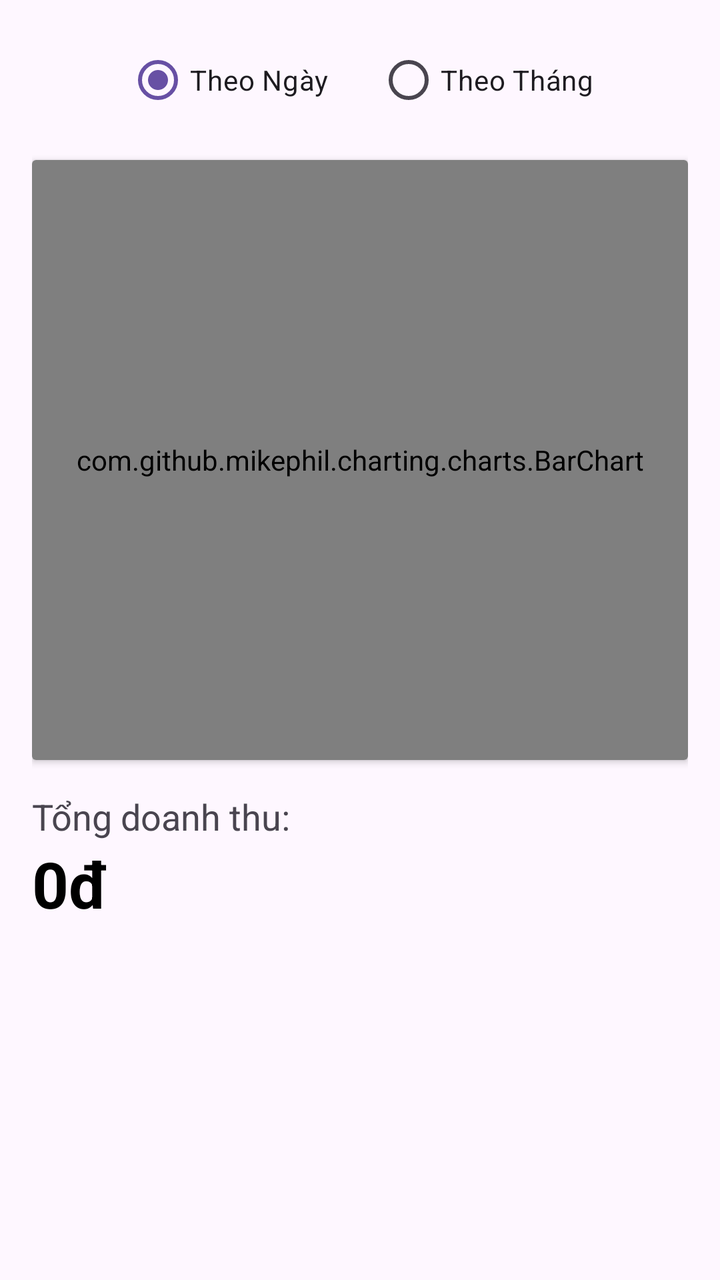
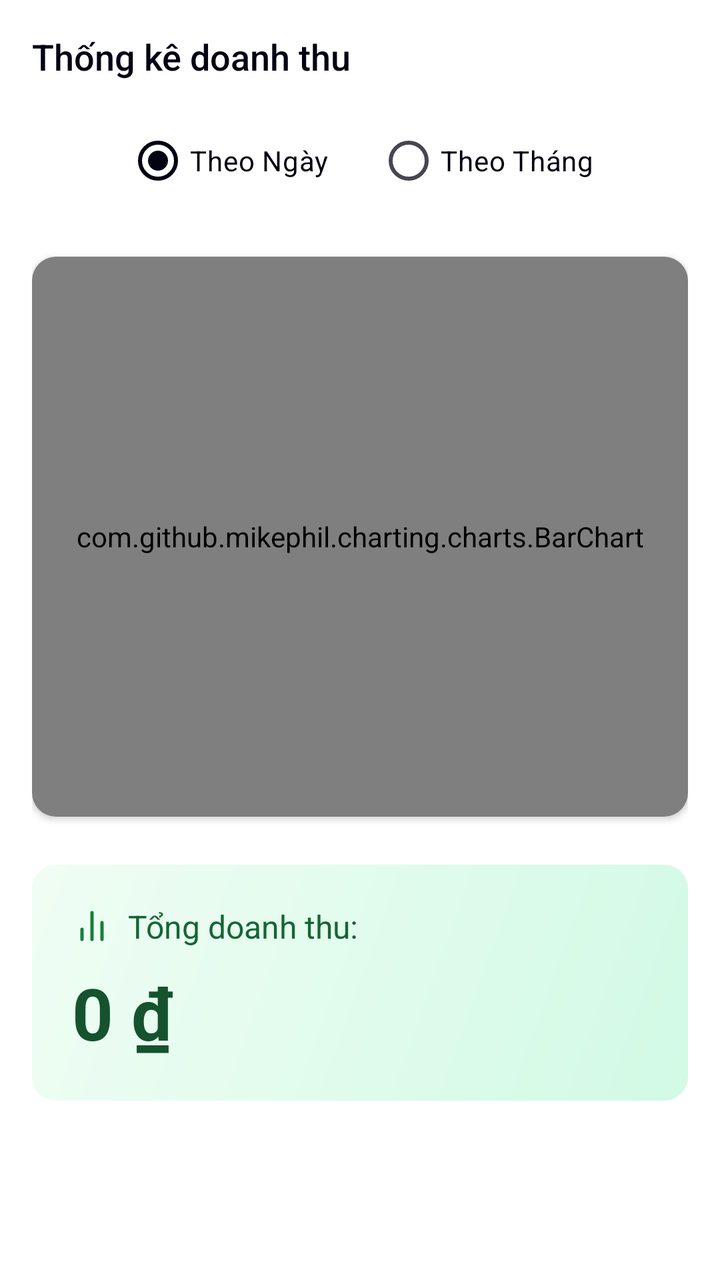

An Android layout rendered at two revisions. The XML below is the earlier revision; the diff shows what the commit changed to produce the second picture.
<!-- AndroidManifest.xml: application theme Theme.Billards -->
<!-- res/layout/fragment_revenue_statistics.xml -->
<?xml version="1.0" encoding="utf-8"?>
<LinearLayout xmlns:android="http://schemas.android.com/apk/res/android"
    android:layout_width="match_parent"
    android:layout_height="match_parent"
    android:orientation="vertical"
    android:padding="16dp">

    <RadioGroup
        android:id="@+id/rgFilter"
        android:layout_width="match_parent"
        android:layout_height="wrap_content"
        android:orientation="horizontal"
        android:gravity="center"
        android:layout_marginBottom="16dp">
        <RadioButton
            android:id="@+id/rbDay"
            android:layout_width="wrap_content"
            android:layout_height="wrap_content"
            android:text="Theo Ngày"
            android:checked="true" />
        <RadioButton
            android:id="@+id/rbMonth"
            android:layout_width="wrap_content"
            android:layout_height="wrap_content"
            android:layout_marginStart="24dp"
            android:text="Theo Tháng" />
    </RadioGroup>

    <androidx.cardview.widget.CardView
        android:layout_width="match_parent"
        android:layout_height="300dp"
        android:layout_marginBottom="16dp"
        android:elevation="4dp">
        
        <com.github.mikephil.charting.charts.BarChart
            android:id="@+id/barChart"
            android:layout_width="match_parent"
            android:layout_height="match_parent"
            android:padding="8dp"/>
            
    </androidx.cardview.widget.CardView>

    <TextView
        android:layout_width="wrap_content"
        android:layout_height="wrap_content"
        android:text="Tổng doanh thu:"
        android:textSize="18sp" />

    <TextView
        android:id="@+id/tvTotalRevenue"
        android:layout_width="wrap_content"
        android:layout_height="wrap_content"
        android:text="0đ"
        android:textColor="@color/black"
        android:textSize="32sp"
        android:textStyle="bold" />

</LinearLayout>
<!-- resources referenced by this layout -->
<resources>
  <color name="black">#FF000000</color>
  <style name="Theme.Billards" parent="Base.Theme.Billards" />
  <style name="Base.Theme.Billards" parent="Theme.Material3.DayNight.NoActionBar">
          
          
      </style>
</resources>

<!-- the commit's change to res/layout/fragment_revenue_statistics.xml (unified diff, before → after) -->
@@ -1,58 +1,97 @@
 <?xml version="1.0" encoding="utf-8"?>
 <LinearLayout xmlns:android="http://schemas.android.com/apk/res/android"
+    xmlns:app="http://schemas.android.com/apk/res-auto"
     android:layout_width="match_parent"
     android:layout_height="match_parent"
     android:orientation="vertical"
     android:padding="16dp">
 
+    <TextView
+        android:layout_width="wrap_content"
+        android:layout_height="wrap_content"
+        android:layout_marginBottom="16dp"
+        android:fontFamily="sans-serif-medium"
+        android:text="Thống kê doanh thu"
+        android:textColor="@color/foreground"
+        android:textSize="18sp" />
+
     <RadioGroup
         android:id="@+id/rgFilter"
         android:layout_width="match_parent"
         android:layout_height="wrap_content"
-        android:orientation="horizontal"
+        android:layout_marginBottom="24dp"
         android:gravity="center"
-        android:layout_marginBottom="16dp">
+        android:orientation="horizontal">
+
         <RadioButton
             android:id="@+id/rbDay"
             android:layout_width="wrap_content"
             android:layout_height="wrap_content"
+            android:checked="true"
             android:text="Theo Ngày"
-            android:checked="true" />
+            android:textColor="@color/foreground" />
+
         <RadioButton
             android:id="@+id/rbMonth"
             android:layout_width="wrap_content"
             android:layout_height="wrap_content"
             android:layout_marginStart="24dp"
-            android:text="Theo Tháng" />
+            android:text="Theo Tháng"
+            android:textColor="@color/foreground" />
     </RadioGroup>
 
     <androidx.cardview.widget.CardView
         android:layout_width="match_parent"
-        android:layout_height="300dp"
-        android:layout_marginBottom="16dp"
-        android:elevation="4dp">
-        
+        android:layout_height="280dp"
+        android:layout_marginBottom="24dp"
+        app:cardCornerRadius="12dp"
+        app:cardElevation="2dp">
+
         <com.github.mikephil.charting.charts.BarChart
             android:id="@+id/barChart"
             android:layout_width="match_parent"
             android:layout_height="match_parent"
-            android:padding="8dp"/>
-            
+            android:padding="12dp" />
+
     </androidx.cardview.widget.CardView>
 
-    <TextView
-        android:layout_width="wrap_content"
+    <LinearLayout
+        android:layout_width="match_parent"
         android:layout_height="wrap_content"
-        android:text="Tổng doanh thu:"
-        android:textSize="18sp" />
+        android:background="@drawable/bg_revenue_total"
+        android:orientation="vertical"
+        android:padding="20dp">
 
-    <TextView
-        android:id="@+id/tvTotalRevenue"
-        android:layout_width="wrap_content"
-        android:layout_height="wrap_content"
-        android:text="0đ"
-        android:textColor="@color/black"
-        android:textSize="32sp"
-        android:textStyle="bold" />
+        <LinearLayout
+            android:layout_width="wrap_content"
+            android:layout_height="wrap_content"
+            android:gravity="center_vertical"
+            android:orientation="horizontal">
+
+            <ImageView
+                android:layout_width="20dp"
+                android:layout_height="20dp"
+                android:src="@drawable/ic_bar_chart"
+                app:tint="#15803D" />
+
+            <TextView
+                android:layout_width="wrap_content"
+                android:layout_height="wrap_content"
+                android:layout_marginStart="8dp"
+                android:text="Tổng doanh thu:"
+                android:textColor="#166534"
+                android:textSize="16sp" />
+        </LinearLayout>
+
+        <TextView
+            android:id="@+id/tvTotalRevenue"
+            android:layout_width="wrap_content"
+            android:layout_height="wrap_content"
+            android:layout_marginTop="8dp"
+            android:text="0 ₫"
+            android:textColor="#14532D"
+            android:textSize="36sp"
+            android:textStyle="bold" />
+    </LinearLayout>
 
 </LinearLayout>
<!-- resource entries referenced after the edit -->
@@ -1,10 +1,51 @@
 <!-- resources referenced by this layout -->
 <resources>
-  <color name="black">#FF000000</color>
+  <color name="foreground">#030213</color>
+  <!-- drawable bg_revenue_total (drawable) -->
+  <?xml version="1.0" encoding="utf-8"?>
+  <shape xmlns:android="http://schemas.android.com/apk/res/android">
+      <gradient
+          android:angle="315"
+          android:endColor="#D1FAE5"
+          android:startColor="#F0FDF4"
+          android:type="linear" />
+      <corners android:radius="12dp" />
+  </shape>
+  <!-- drawable ic_bar_chart (drawable) -->
+  <vector xmlns:android="http://schemas.android.com/apk/res/android"
+      android:width="24dp"
+      android:height="24dp"
+      android:viewportWidth="24"
+      android:viewportHeight="24">
+      <path
+          android:fillColor="@android:color/black"
+          android:pathData="M18,20V10M12,20V4M6,20v-6"
+          android:strokeColor="@android:color/black"
+          android:strokeWidth="2"
+          android:strokeLineCap="round"
+          android:strokeLineJoin="round" />
+  </vector>
   <style name="Theme.Billards" parent="Base.Theme.Billards" />
   <style name="Base.Theme.Billards" parent="Theme.Material3.DayNight.NoActionBar">
           
+          <item name="colorPrimary">@color/primary</item>
+          <item name="android:windowBackground">@color/background</item>
           
+          
+          <item name="materialButtonStyle">@style/Widget.Billards.Button.Primary</item>
       </style>
+  <color name="primary">#030213</color>
+  <color name="background">#FFFFFF</color>
+  <style name="Widget.Billards.Button.Primary" parent="Widget.Material3.Button">
+          <item name="backgroundTint">@color/blue_600</item>
+          <item name="android:textColor">@color/white</item>
+          <item name="cornerRadius">8dp</item>
+          <item name="android:textAllCaps">false</item>
+          <item name="android:insetTop">0dp</item>
+          <item name="android:insetBottom">0dp</item>
+          <item name="android:fontFamily">sans-serif-medium</item>
+      </style>
+  <color name="blue_600">#2563EB</color>
+  <color name="white">#FFFFFFFF</color>
 </resources>
 
